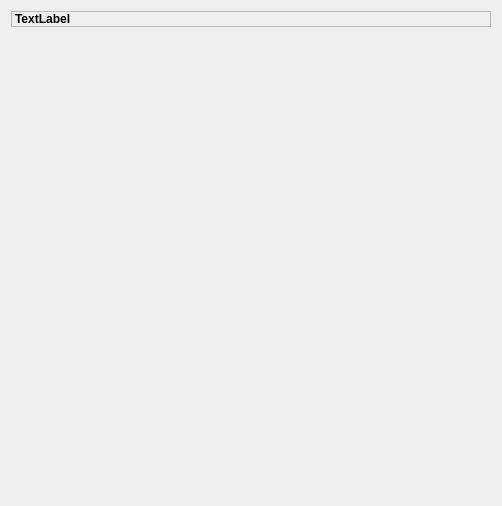
The window that Viewer/src/PropertyEditor.ui (ecmwf/ecflow) describes before a commit, drawn with Qt 5.
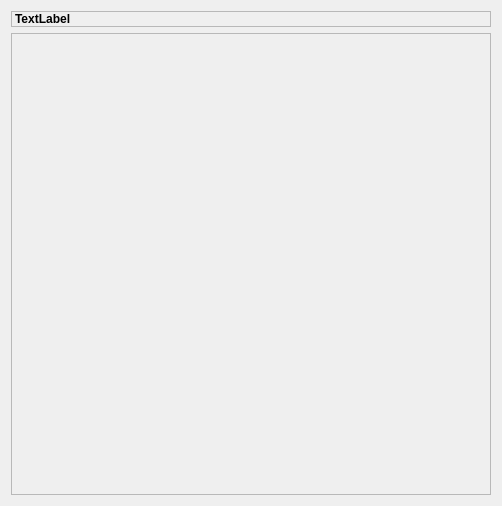
The same window after the commit.

```diff
--- a/Viewer/src/PropertyEditor.ui
+++ b/Viewer/src/PropertyEditor.ui
@@ -13,7 +13,7 @@
   <property name="windowTitle">
    <string>Form</string>
   </property>
-  <layout class="QVBoxLayout" name="verticalLayout" stretch="0,0,1">
+  <layout class="QVBoxLayout" name="verticalLayout" stretch="0,1">
    <item>
     <layout class="QHBoxLayout" name="horizontalLayout">
      <item>
@@ -41,6 +41,19 @@
     </layout>
    </item>
    <item>
+    <widget class="QScrollArea" name="scArea_">
+     <property name="widgetResizable">
+      <bool>true</bool>
+     </property>
+     <property name="alignment">
+      <set>Qt::AlignLeading|Qt::AlignLeft|Qt::AlignTop</set>
+     </property>
+     <widget class="QWidget" name="scrollAreaWidgetContents">
+      <layout class="QVBoxLayout" name="verticalLayout_2">
+       <property name="sizeConstraint">
+        <enum>QLayout::SetMinAndMaxSize</enum>
+       </property>
+       <item>
     <layout class="QGridLayout" name="grid_"/>
    </item>
    <item>
@@ -55,6 +68,10 @@
       </size>
      </property>
     </spacer>
+       </item>
+      </layout>
+     </widget>
+    </widget>
    </item>
   </layout>
  </widget>
```
Lines whose indentation alone changed are shown as unchanged.
